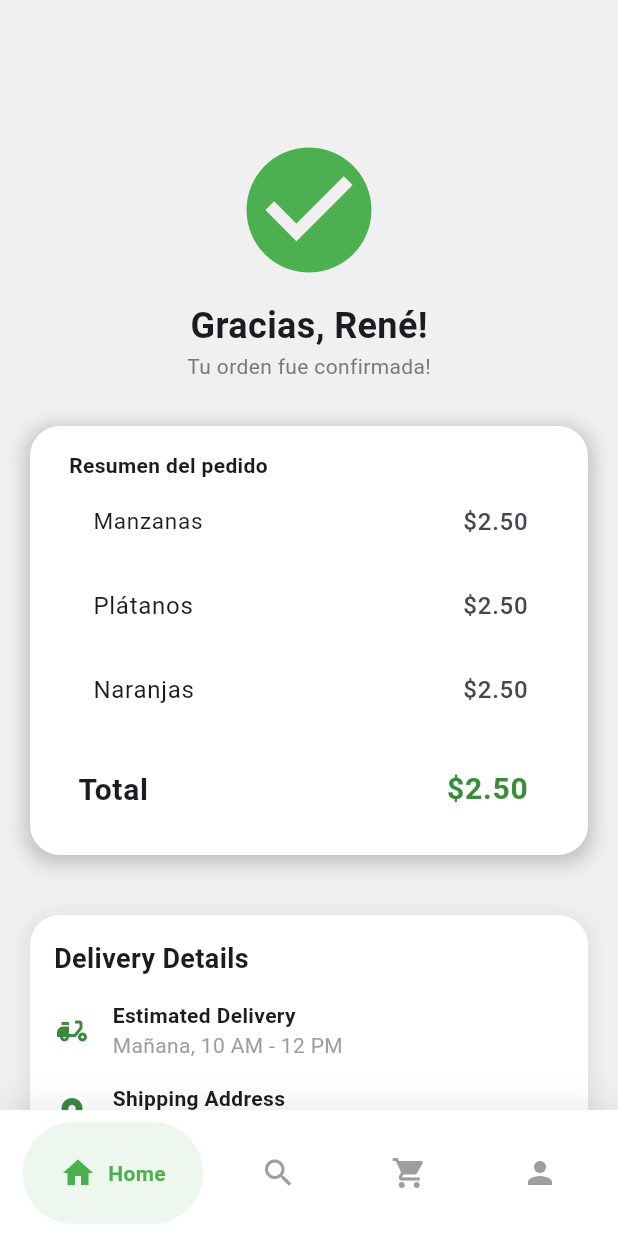
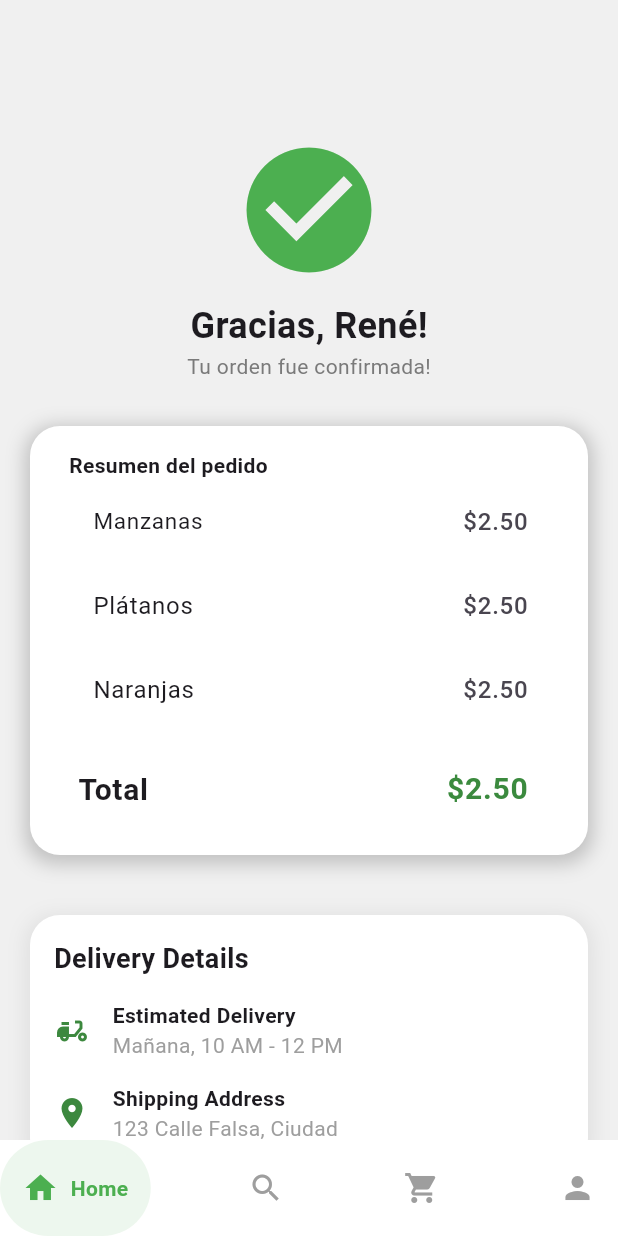
Before and after one commit to Delpinoo/huerto_hogar, a Flutter app: the OrderConfirmationPage screen opened directly, on a phone screen of 412 x 824 dp. Run offline on Flutter 3.47's test engine with Material 3 defaults, Android fonts, the phone set to English and light mode, and no system bars; drawn by our look-alikes of google_nav_bar; our stand-ins replace flutter_rating_bar, table_calendar.

Commit message:
seguimiento_listo

```diff
--- a/lib/main.dart
+++ b/lib/main.dart
@@ -1,5 +1,6 @@
 import 'package:flutter/material.dart';
-import 'package:huerto_hogar/pages/presentation/about_us.dart';
+import 'package:huerto_hogar/pages/presentation/OrderTracking.dart';
+import 'package:huerto_hogar/pages/presentation/order_confirmation_page.dart';
 
 
 void main() {
@@ -20,7 +21,7 @@
       //   '/': (context) => const WelcomePage(),
       //   '/login': (context) => const LoginPage()
       // },
-      home: AboutUs(),
+      home: OrderTrackingPage(),
     );
   }
   }
--- a/lib/pages/presentation/order_confirmation_page.dart
+++ b/lib/pages/presentation/order_confirmation_page.dart
@@ -1,9 +1,9 @@
 import 'package:flutter/material.dart';
 import 'package:huerto_hogar/pages/widgets/orderConfirmation.dart/order_confirmated.dart';
 import 'package:huerto_hogar/pages/widgets/orderConfirmation.dart/delivery_details.dart';
-import 'package:google_nav_bar/google_nav_bar.dart';
+// Importa tu widget de navegación
+import 'package:huerto_hogar/pages/widgets/review_products/custom_nav_bar.dart';
 
-// Cambia a StatefulWidget para manejar el estado de la barra de navegación
 class OrderConfirmationPage extends StatefulWidget {
   const OrderConfirmationPage({super.key});
 
@@ -12,9 +12,56 @@ class OrderConfirmationPage extends StatefulWidget {
 }
 
 class _OrderConfirmationPageState extends State<OrderConfirmationPage> {
-  // Ahora puedes definir y manejar el estado del índice seleccionado
   int _selectedIndex = 0;
-  void _onItemTapped(int index) {
+
+  // Lista de widgets (páginas) que se mostrarán al cambiar de pestaña.
+  // IMPORTANTE: Reemplaza estos Center widgets con tus páginas reales.
+  final List<Widget> _pages = const [
+    // Primera página: tu página de confirmación actual
+    SingleChildScrollView(
+      child: Center(
+        child: Column(
+          mainAxisAlignment: MainAxisAlignment.start,
+          children: <Widget>[
+            SizedBox(height: 90),
+            Icon(
+              Icons.check_circle,
+              color: Colors.green,
+              size: 100,
+            ),
+            SizedBox(height: 10),
+            Text(
+              'Gracias, René!',
+              style: TextStyle(
+                fontSize: 24,
+                fontWeight: FontWeight.bold,
+              ),
+            ),
+            Text(
+              'Tu orden fue confirmada!',
+              style: TextStyle(color: Color.fromARGB(255, 122, 122, 122)),
+            ),
+            SizedBox(height: 30),
+            Total(),
+            SizedBox(height: 30),
+            DetallesDeliveryCard(
+              tiempoEstimadoDelivery: 'Mañana, 10 AM - 12 PM',
+              direccionEnvio: '123 Calle Falsa, Ciudad',
+            ),
+          ],
+        ),
+      ),
+    ),
+    // Ejemplo de cambio de pantalla por el navbar
+    // Segunda página: un placeholder para la búsqueda
+    Center(child: Text('Página de Búsqueda')),
+    // Tercera página: un placeholder para el carrito
+    Center(child: Text('Página del Carrito')),
+    // Cuarta página: un placeholder para el perfil
+    Center(child: Text('Página de Perfil')),
+  ];
+
+  void _onTabChange(int index) {
     setState(() {
       _selectedIndex = index;
     });
@@ -24,81 +71,11 @@ class _OrderConfirmationPageState extends State<OrderConfirmationPage> {
   Widget build(BuildContext context) {
     return Scaffold(
       backgroundColor: const Color.fromARGB(255, 240, 240, 240),
-      body: Center(
-        child: Column(
-          mainAxisAlignment: MainAxisAlignment.start,
-          children: <Widget>[
-            const SizedBox(height: 90),
-            const Icon(
-              Icons.check_circle,
-              color: Colors.green,
-              size: 100,
-            ),
-            const SizedBox(height: 10),
-            const Text(
-              'Gracias, René!',
-              style: TextStyle(
-                fontSize: 24,
-                fontWeight: FontWeight.bold,
-              ),
-            ),
-            const Text(
-              'Tu orden fue confirmada!',
-              style: TextStyle(color: Color.fromARGB(255, 122, 122, 122)),
-            ),
-            const SizedBox(height: 30),
-            const Total(), // Asegúrate de que este widget existe
-            const SizedBox(height: 30),
-            // Asegúrate de que este widget existe y recibe los parámetros
-            const DetallesDeliveryCard(
-              tiempoEstimadoDelivery: 'Mañana, 10 AM - 12 PM',
-              direccionEnvio: '123 Calle Falsa, Ciudad',
-            ),
-          ],
-        ),
-      ),
-      // Mueve el bottomNavigationBar aquí, ya que es una propiedad de Scaffold
-      bottomNavigationBar: Container(
-        decoration: BoxDecoration(
-          color: Colors.white,
-          boxShadow: [
-            BoxShadow(
-              blurRadius: 20,
-              color: Colors.black.withOpacity(.1),
-            )
-          ],
-        ),
-        child: Padding(
-          padding: const EdgeInsets.symmetric(horizontal: 15.0, vertical: 8),
-          child: GNav(
-            selectedIndex: _selectedIndex,
-            onTabChange: _onItemTapped,
-            backgroundColor: Colors.white,
-            color: Colors.grey,
-            activeColor: Colors.green,
-            tabBackgroundColor: Colors.green.withOpacity(0.1),
-            padding: const EdgeInsets.symmetric(horizontal: 25, vertical: 22),
-            gap: 8,
-            tabs: const [
-              GButton(
-                icon: Icons.home,
-                text: 'Home',
-              ),
-              GButton(
-                icon: Icons.search,
-                text: 'Search',
-              ),
-              GButton(
-                icon: Icons.shopping_cart,
-                text: 'Cart',
-              ),
-              GButton(
-                icon: Icons.person,
-                text: 'Profile',
-              ),
-            ],
-          ),
-        ),
+      body: _pages[_selectedIndex], // Muestra la página de la lista según el índice seleccionado.
+      bottomNavigationBar: CustomNavbar(
+        selectedIndex: _selectedIndex,
+        onTabChange: _onTabChange,
+        pages: _pages, // Aunque no se usa en el widget, lo pasamos para mantener la firma del constructor.
       ),
     );
   }
--- a/lib/pages/widgets/review_products/custom_nav_bar.dart
+++ b/lib/pages/widgets/review_products/custom_nav_bar.dart
@@ -22,7 +22,7 @@ class CustomNavbar extends StatelessWidget {
       color: Colors.grey,
       activeColor: Colors.green,
       tabBackgroundColor: Colors.green.withValues(alpha: 0.1),
-      padding: const EdgeInsets.symmetric(horizontal: 15, vertical: 10),
+      padding: const EdgeInsets.symmetric(horizontal: 15, vertical: 20),
       gap: 8,
       tabs: const [
         GButton(
```
Also changed, not shown: lib/pages/presentation/OrderTracking.dart (added, +57 -0 lines), lib/pages/widgets/OrderTracking/DeliveryDetailsCard.dart (added, +55 -0 lines), lib/pages/widgets/OrderTracking/OrderStatus.dart (added, +62 -0 lines), lib/pages/widgets/OrderTracking/TrackingMapCard.dart (added, +73 -0 lines).
